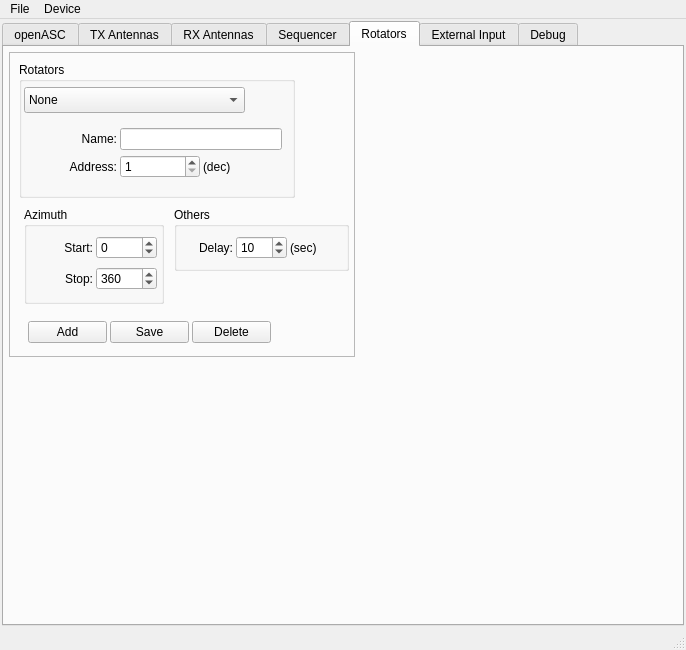
First picture: the form in c/openASC_Configurator/ui/mainwindow.ui, repository thegeek82000/openasc, before the edit.
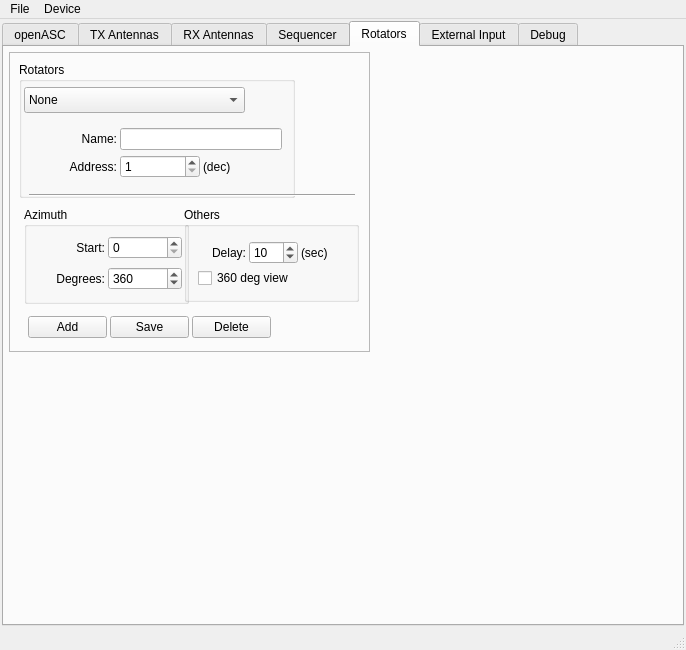
Second picture: the form after the edit. The open tabs and pages were chosen to show the change.

The edit to the form file:
```diff
--- a/c/openASC_Configurator/ui/mainwindow.ui
+++ b/c/openASC_Configurator/ui/mainwindow.ui
@@ -30,7 +30,7 @@
        <enum>QTabWidget::Rounded</enum>
       </property>
       <property name="currentIndex">
-       <number>1</number>
+       <number>4</number>
       </property>
       <widget class="QWidget" name="tabopenASC">
        <attribute name="title">
@@ -2059,8 +2059,8 @@
          <rect>
           <x>5</x>
           <y>5</y>
-          <width>346</width>
-          <height>305</height>
+          <width>361</width>
+          <height>300</height>
          </rect>
         </property>
         <property name="frameShape">
@@ -2074,7 +2074,7 @@
           <rect>
            <x>15</x>
            <y>155</y>
-           <width>140</width>
+           <width>165</width>
            <height>97</height>
           </rect>
          </property>
@@ -2096,11 +2096,14 @@
             </item>
             <item row="0" column="1">
              <widget class="QSpinBox" name="spinBoxRotatorStartAzimuth">
+              <property name="frame">
+               <bool>true</bool>
+              </property>
               <property name="minimum">
-               <number>-1000</number>
+               <number>0</number>
               </property>
               <property name="maximum">
-               <number>1000</number>
+               <number>359</number>
               </property>
               <property name="value">
                <number>0</number>
@@ -2110,7 +2113,7 @@
             <item row="1" column="0">
              <widget class="QLabel" name="labelRotatorStop">
               <property name="text">
-               <string>Stop:</string>
+               <string>Degrees:</string>
               </property>
               <property name="alignment">
                <set>Qt::AlignRight|Qt::AlignTrailing|Qt::AlignVCenter</set>
@@ -2118,9 +2121,9 @@
              </widget>
             </item>
             <item row="1" column="1">
-             <widget class="QSpinBox" name="spinBoxRotatorStopAzimuth">
+             <widget class="QSpinBox" name="spinBoxRotatorDegreesAzimuth">
               <property name="minimum">
-               <number>-1000</number>
+               <number>0</number>
               </property>
               <property name="maximum">
                <number>1000</number>
@@ -2220,19 +2223,26 @@
         <widget class="QGroupBox" name="groupBoxRotatorOthers">
          <property name="geometry">
           <rect>
-           <x>165</x>
+           <x>175</x>
            <y>155</y>
            <width>175</width>
-           <height>64</height>
+           <height>95</height>
           </rect>
          </property>
          <property name="title">
           <string>Others</string>
          </property>
-         <layout class="QVBoxLayout" name="verticalLayout_10">
-          <item>
-           <layout class="QHBoxLayout" name="horizontalLayout_2">
-            <item>
+         <widget class="QWidget" name="">
+          <property name="geometry">
+           <rect>
+            <x>10</x>
+            <y>29</y>
+            <width>159</width>
+            <height>58</height>
+           </rect>
+          </property>
+          <layout class="QGridLayout" name="gridLayout_12">
+           <item row="0" column="0">
              <widget class="QLabel" name="labelRotatorDelay">
               <property name="text">
                <string>Delay:</string>
@@ -2242,7 +2252,7 @@
               </property>
              </widget>
             </item>
-            <item>
+           <item row="0" column="1">
              <widget class="QSpinBox" name="spinBoxRotatorDelay">
               <property name="minimum">
                <number>0</number>
@@ -2255,22 +2265,28 @@
               </property>
              </widget>
             </item>
-            <item>
+           <item row="0" column="2">
              <widget class="QLabel" name="labelRotatorDelaySec">
               <property name="text">
                <string>(sec)</string>
               </property>
              </widget>
             </item>
-           </layout>
+           <item row="1" column="0" colspan="3">
+            <widget class="QCheckBox" name="checkBoxRotator360degView">
+             <property name="text">
+              <string>360 deg view</string>
+             </property>
+            </widget>
           </item>
          </layout>
         </widget>
+        </widget>
         <widget class="QWidget" name="layoutWidget">
          <property name="geometry">
           <rect>
            <x>15</x>
-           <y>265</y>
+           <y>260</y>
            <width>251</width>
            <height>31</height>
           </rect>
@@ -2299,6 +2315,19 @@
           </item>
          </layout>
         </widget>
+        <widget class="Line" name="line_8">
+         <property name="geometry">
+          <rect>
+           <x>20</x>
+           <y>135</y>
+           <width>326</width>
+           <height>16</height>
+          </rect>
+         </property>
+         <property name="orientation">
+          <enum>Qt::Horizontal</enum>
+         </property>
+        </widget>
        </widget>
       </widget>
       <widget class="QWidget" name="tabExternalInput">
```
Lines whose indentation alone changed are shown as unchanged.
